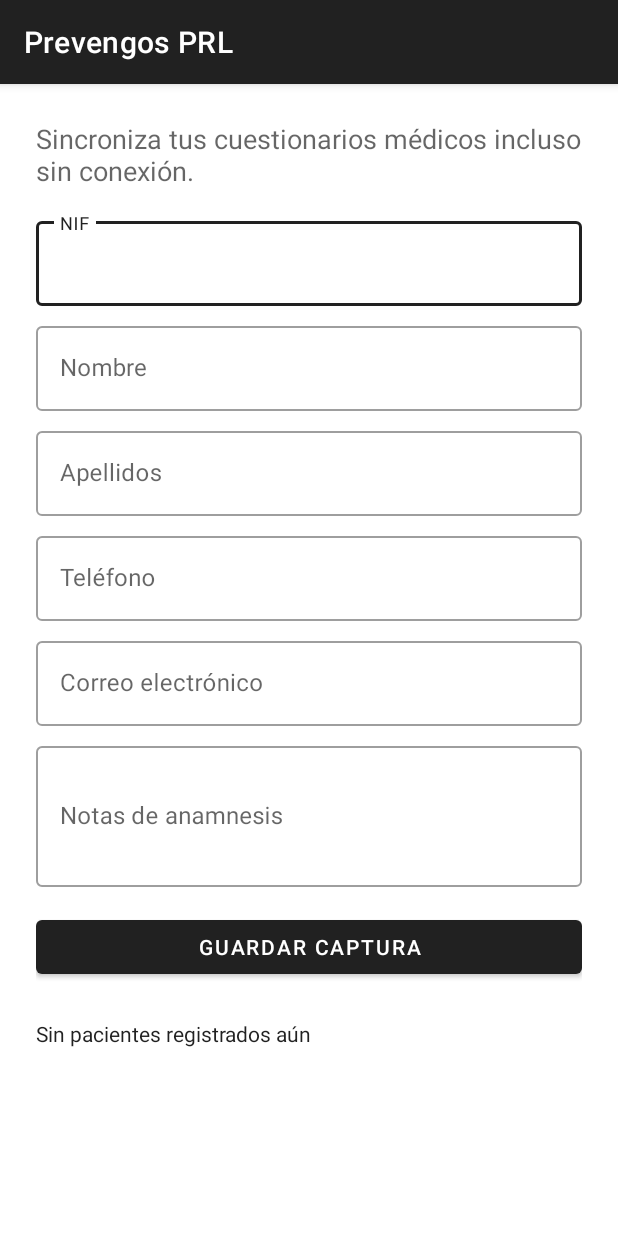
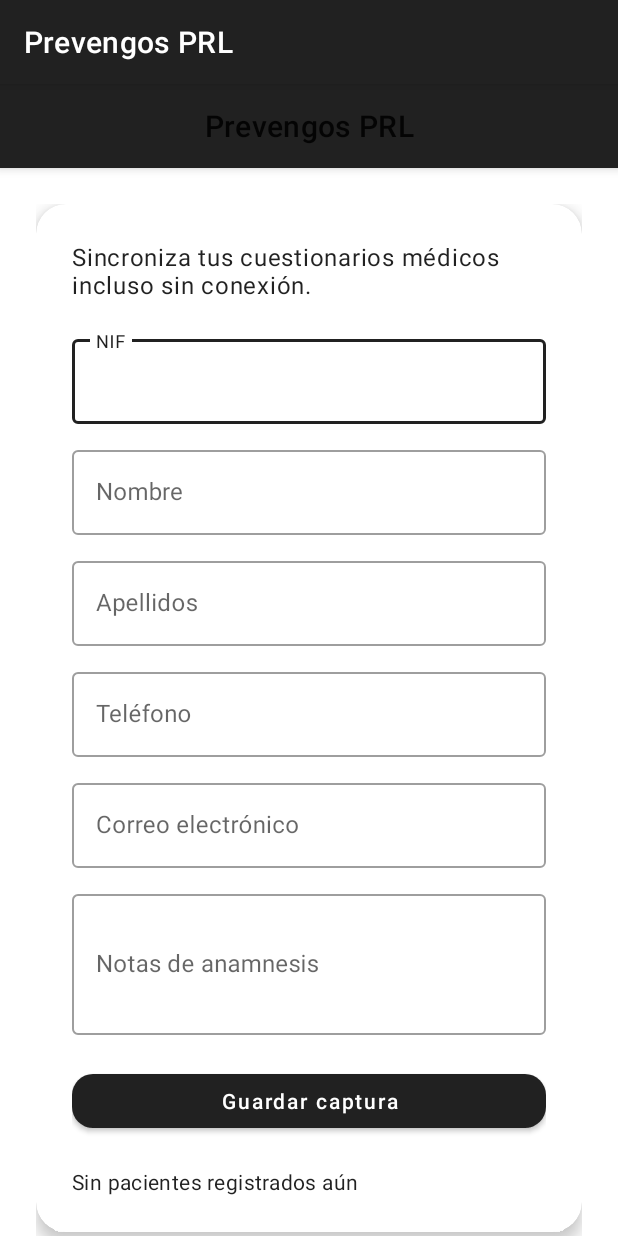
Before and after one commit to EloyM96/prevengos-plug-java, an Android app: the screen it shows after launch (MainActivity), on a phone screen of 412 x 824 dp. Run offline under Robolectric (Android 15) with nearby library versions, the phone set to English and light mode, and no system bars; our stand-ins replace Room's generated code; 1 statement that could not run was skipped.

Commit message:
Modernize responsive UI for Android and desktop apps

```diff
--- a/android-app/src/main/res/layout/activity_main.xml
+++ b/android-app/src/main/res/layout/activity_main.xml
@@ -1,28 +1,71 @@
 <?xml version="1.0" encoding="utf-8"?>
-<ScrollView xmlns:android="http://schemas.android.com/apk/res/android"
+<androidx.constraintlayout.widget.ConstraintLayout xmlns:android="http://schemas.android.com/apk/res/android"
     xmlns:app="http://schemas.android.com/apk/res-auto"
     android:layout_width="match_parent"
     android:layout_height="match_parent"
-    android:padding="24dp">
+    android:background="?attr/colorSurface">
+
+    <com.google.android.material.appbar.MaterialToolbar
+        android:id="@+id/topAppBar"
+        android:layout_width="0dp"
+        android:layout_height="wrap_content"
+        android:background="?attr/colorPrimary"
+        android:elevation="4dp"
+        android:theme="@style/ThemeOverlay.MaterialComponents.ActionBar"
+        app:layout_constraintEnd_toEndOf="parent"
+        app:layout_constraintStart_toStartOf="parent"
+        app:layout_constraintTop_toTopOf="parent"
+        app:title="@string/app_name"
+        app:titleCentered="true" />
+
+    <ScrollView
+        android:id="@+id/content_scroll"
+        android:layout_width="0dp"
+        android:layout_height="0dp"
+        android:fillViewport="true"
+        android:fitsSystemWindows="true"
+        app:layout_constraintBottom_toBottomOf="parent"
+        app:layout_constraintEnd_toEndOf="parent"
+        app:layout_constraintStart_toStartOf="parent"
+        app:layout_constraintTop_toBottomOf="@id/topAppBar">
 
         <LinearLayout
             android:layout_width="match_parent"
             android:layout_height="wrap_content"
-        android:orientation="vertical">
+            android:gravity="center_horizontal"
+            android:orientation="vertical"
+            android:paddingHorizontal="@dimen/content_margin"
+            android:paddingTop="@dimen/content_margin"
+            android:paddingBottom="@dimen/content_margin">
+
+            <com.google.android.material.card.MaterialCardView
+                android:layout_width="match_parent"
+                android:layout_height="wrap_content"
+                android:layout_marginBottom="@dimen/section_spacing"
+                android:maxWidth="@dimen/form_max_width"
+                app:cardCornerRadius="20dp"
+                app:cardElevation="6dp">
+
+                <LinearLayout
+                    android:layout_width="match_parent"
+                    android:layout_height="wrap_content"
+                    android:orientation="vertical"
+                    android:padding="@dimen/content_padding">
 
                     <TextView
                         android:id="@+id/description"
                         android:layout_width="match_parent"
                         android:layout_height="wrap_content"
                         android:text="@string/main_message"
-            android:textAppearance="@style/TextAppearance.AppCompat.Medium" />
+                        android:textAlignment="viewStart"
+                        android:textAppearance="@style/TextAppearance.MaterialComponents.Body1" />
 
                     <com.google.android.material.textfield.TextInputLayout
                         android:id="@+id/nif_input"
                         style="@style/Widget.MaterialComponents.TextInputLayout.OutlinedBox"
                         android:layout_width="match_parent"
                         android:layout_height="wrap_content"
-            android:layout_marginTop="16dp"
+                        android:layout_marginTop="@dimen/section_spacing"
                         android:hint="@string/label_nif">
 
                         <com.google.android.material.textfield.TextInputEditText
@@ -36,7 +79,7 @@
                         style="@style/Widget.MaterialComponents.TextInputLayout.OutlinedBox"
                         android:layout_width="match_parent"
                         android:layout_height="wrap_content"
-            android:layout_marginTop="8dp"
+                        android:layout_marginTop="@dimen/field_spacing"
                         android:hint="@string/label_nombre">
 
                         <com.google.android.material.textfield.TextInputEditText
@@ -50,7 +93,7 @@
                         style="@style/Widget.MaterialComponents.TextInputLayout.OutlinedBox"
                         android:layout_width="match_parent"
                         android:layout_height="wrap_content"
-            android:layout_marginTop="8dp"
+                        android:layout_marginTop="@dimen/field_spacing"
                         android:hint="@string/label_apellidos">
 
                         <com.google.android.material.textfield.TextInputEditText
@@ -64,7 +107,7 @@
                         style="@style/Widget.MaterialComponents.TextInputLayout.OutlinedBox"
                         android:layout_width="match_parent"
                         android:layout_height="wrap_content"
-            android:layout_marginTop="8dp"
+                        android:layout_marginTop="@dimen/field_spacing"
                         android:hint="@string/label_telefono">
 
                         <com.google.android.material.textfield.TextInputEditText
@@ -78,7 +121,7 @@
                         style="@style/Widget.MaterialComponents.TextInputLayout.OutlinedBox"
                         android:layout_width="match_parent"
                         android:layout_height="wrap_content"
-            android:layout_marginTop="8dp"
+                        android:layout_marginTop="@dimen/field_spacing"
                         android:hint="@string/label_email">
 
                         <com.google.android.material.textfield.TextInputEditText
@@ -92,7 +135,7 @@
                         style="@style/Widget.MaterialComponents.TextInputLayout.OutlinedBox"
                         android:layout_width="match_parent"
                         android:layout_height="wrap_content"
-            android:layout_marginTop="8dp"
+                        android:layout_marginTop="@dimen/field_spacing"
                         android:hint="@string/label_nota">
 
                         <com.google.android.material.textfield.TextInputEditText
@@ -102,19 +145,25 @@
                             android:minLines="3" />
                     </com.google.android.material.textfield.TextInputLayout>
 
-        <Button
+                    <com.google.android.material.button.MaterialButton
                         android:id="@+id/save_button"
                         android:layout_width="match_parent"
                         android:layout_height="wrap_content"
-            android:layout_marginTop="16dp"
-            android:text="@string/action_guardar" />
+                        android:layout_marginTop="@dimen/section_spacing"
+                        android:text="@string/action_guardar"
+                        android:textAllCaps="false"
+                        app:cornerRadius="14dp"
+                        app:iconGravity="textStart" />
 
                     <TextView
                         android:id="@+id/pacientes_registrados"
                         android:layout_width="match_parent"
                         android:layout_height="wrap_content"
-            android:layout_marginTop="24dp"
+                        android:layout_marginTop="@dimen/section_spacing"
                         android:text="@string/sin_pacientes"
-            android:textAppearance="@style/TextAppearance.AppCompat.Body1" />
+                        android:textAppearance="@style/TextAppearance.MaterialComponents.Body2" />
+                </LinearLayout>
+            </com.google.android.material.card.MaterialCardView>
         </LinearLayout>
     </ScrollView>
+</androidx.constraintlayout.widget.ConstraintLayout>
--- /dev/null
+++ b/android-app/src/main/res/values-sw600dp/dimens.xml
@@ -0,0 +1,8 @@
+<?xml version="1.0" encoding="utf-8"?>
+<resources>
+    <dimen name="content_margin">32dp</dimen>
+    <dimen name="content_padding">32dp</dimen>
+    <dimen name="section_spacing">24dp</dimen>
+    <dimen name="field_spacing">16dp</dimen>
+    <dimen name="form_max_width">720dp</dimen>
+</resources>
--- /dev/null
+++ b/android-app/src/main/res/values/dimens.xml
@@ -0,0 +1,8 @@
+<?xml version="1.0" encoding="utf-8"?>
+<resources>
+    <dimen name="content_margin">24dp</dimen>
+    <dimen name="content_padding">24dp</dimen>
+    <dimen name="section_spacing">20dp</dimen>
+    <dimen name="field_spacing">12dp</dimen>
+    <dimen name="form_max_width">600dp</dimen>
+</resources>
```
Also changed, not shown: desktop-app/src/main/java/com/prevengos/plug/desktop/PrevengosDesktopApp.java (+202 -6 lines), 1 other file. Lines whose indentation alone changed are shown as unchanged.
